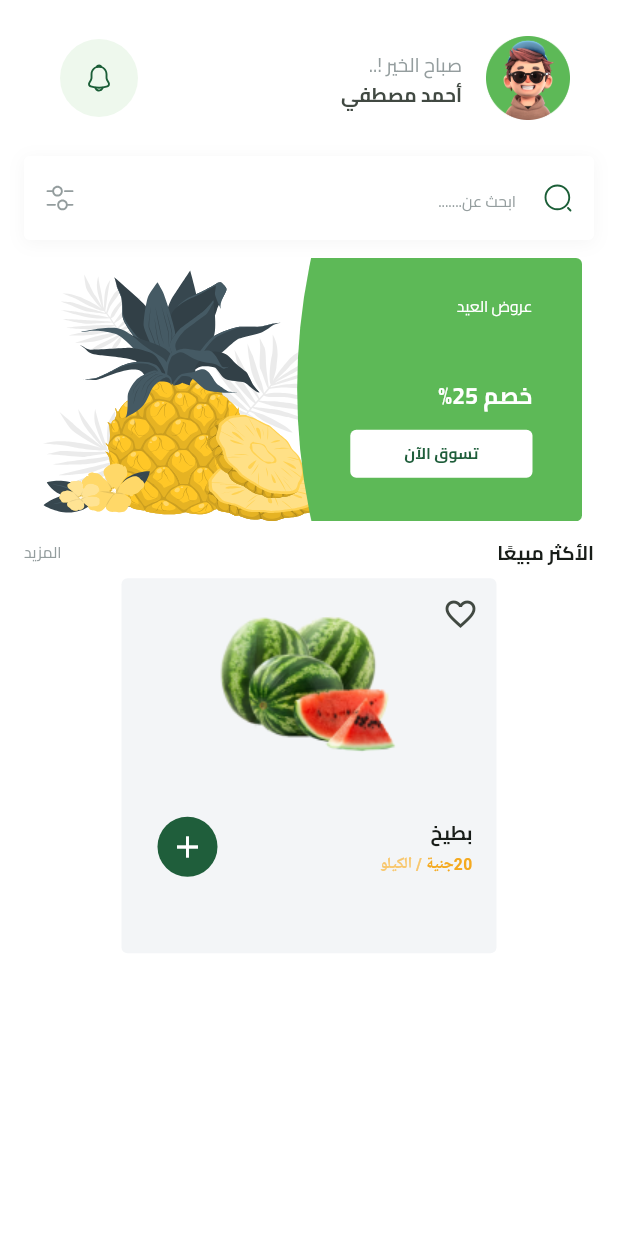
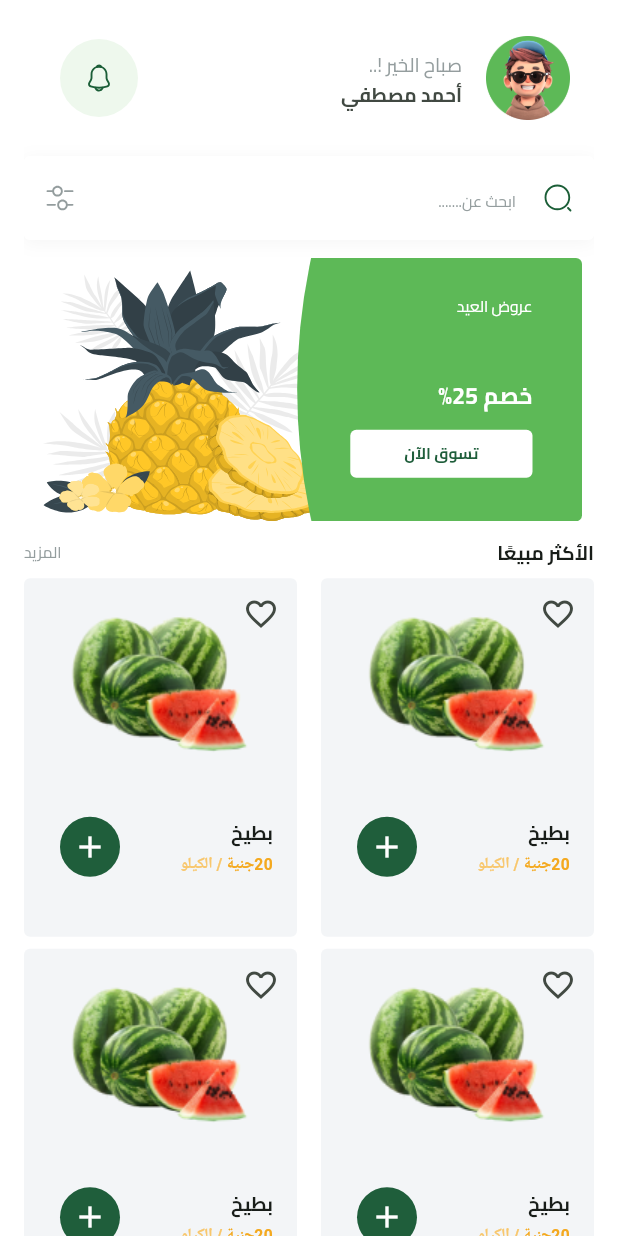
Before and after one commit to mohamed-abdellsalam/Fruits-E-commerce-, a Flutter app: the HomeViewBody widget shown alone on an empty page, opened directly, on a phone screen of 412 x 824 dp. Run offline on Flutter 3.47's test engine with Material 3 defaults, Android fonts, the phone set to English and light mode, and no system bars; our stand-ins replace bloc, cloud_firestore, dartz, dots_indicator, firebase_auth, firebase_core and 8 more; missing offline and left inert: flutter_facebook_auth; accounts and stored records are empty.

Commit message:
feat: remove FruitItem from HomeViewBody and add BestSellingGridView widget

```diff
--- a/lib/core/widgets/fruit_item.dart
+++ b/lib/core/widgets/fruit_item.dart
@@ -9,8 +9,6 @@ class FruitItem extends StatelessWidget {
   @override
   Widget build(BuildContext context) {
     return Container(
-      width: 250,
-      height: 250,
       decoration: ShapeDecoration(
         color: const Color(0xfff3f5f7),
         shape: RoundedRectangleBorder(
--- /dev/null
+++ b/lib/features/home/presentation/views/widgets/best_selling_grid_view.dart
@@ -0,0 +1,20 @@
+import 'package:flutter/material.dart';
+import 'package:fruits_hub/core/widgets/fruit_item.dart';
+
+class BestSellingGridView extends StatelessWidget {
+  const BestSellingGridView({super.key});
+
+  @override
+  Widget build(BuildContext context) {
+    return SliverGrid.builder(
+        gridDelegate: const SliverGridDelegateWithFixedCrossAxisCount(
+          crossAxisCount: 2,
+          childAspectRatio: 163 / 214,
+          crossAxisSpacing: 16,
+          mainAxisSpacing: 8,
+        ),
+        itemBuilder: (context, index) {
+          return const FruitItem();
+        });
+  }
+}
--- a/lib/features/home/presentation/views/widgets/home_view_body.dart
+++ b/lib/features/home/presentation/views/widgets/home_view_body.dart
@@ -1,7 +1,7 @@
 import 'package:flutter/material.dart';
 import 'package:fruits_hub/constants.dart';
 import 'package:fruits_hub/core/widgets/custom_search_text_field.dart';
-import 'package:fruits_hub/core/widgets/fruit_item.dart';
+import 'package:fruits_hub/features/home/presentation/views/widgets/best_selling_grid_view.dart';
 import 'package:fruits_hub/features/home/presentation/views/widgets/best_selling_header.dart';
 import 'package:fruits_hub/features/home/presentation/views/widgets/custom_home_appbar.dart';
 import 'package:fruits_hub/features/home/presentation/views/widgets/featured_list.dart';
@@ -37,10 +37,10 @@ class HomeViewBody extends StatelessWidget {
                 SizedBox(
                   height: 8,
                 ),
-                FruitItem(),
               ],
             ),
           ),
+          BestSellingGridView(),
         ],
       ),
     );
```
